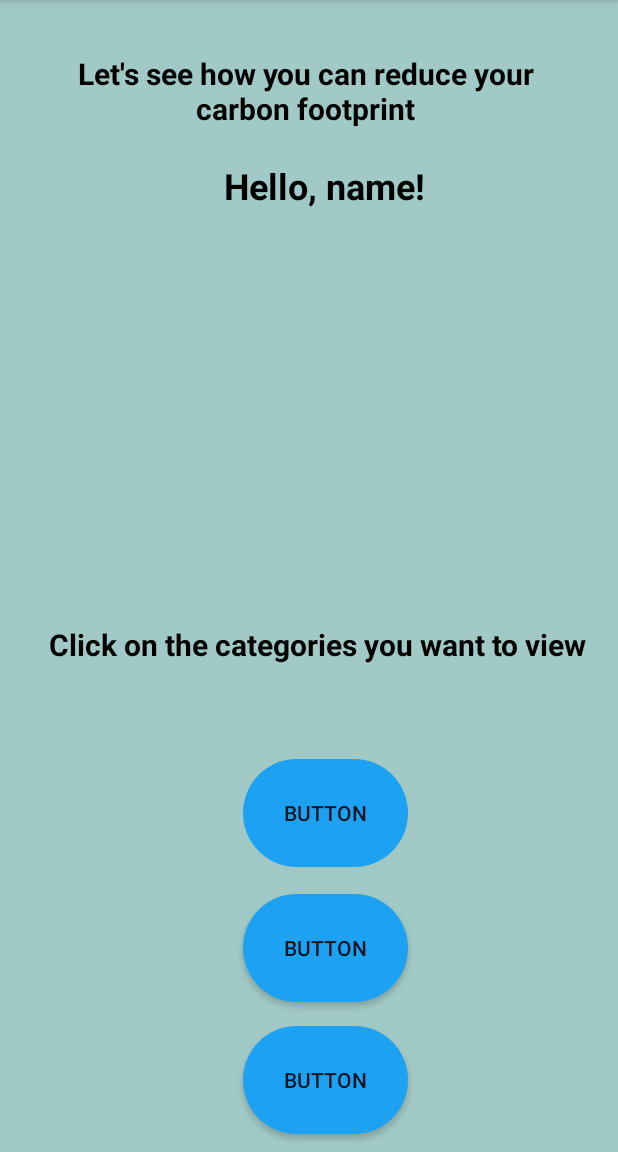
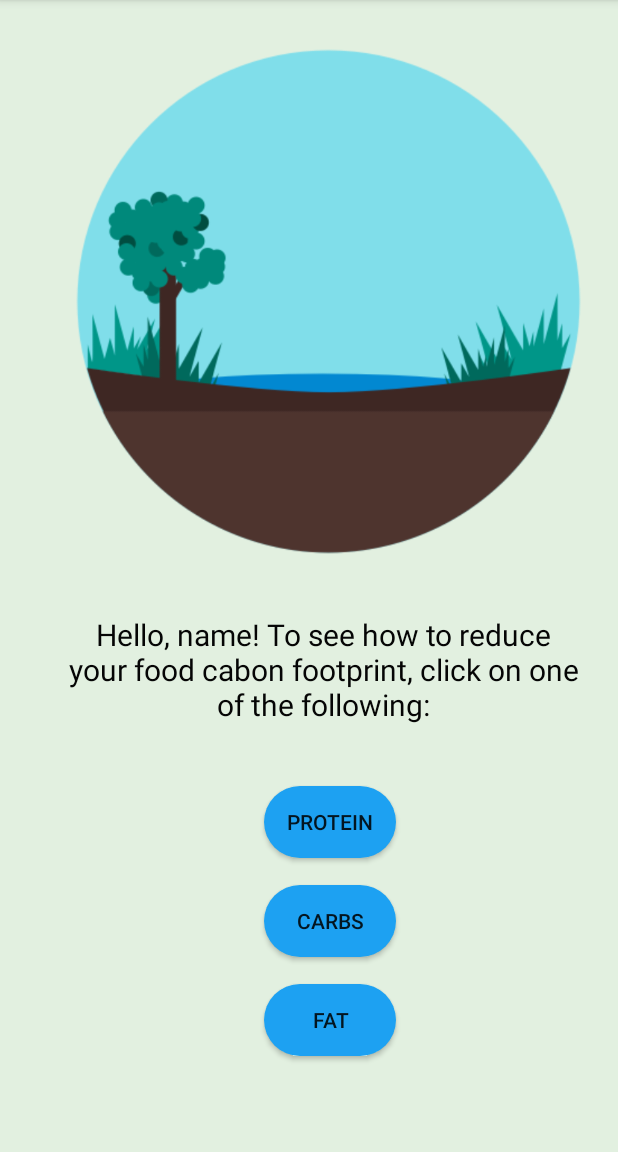
Before and after one commit to MarissaSalcido/EcoCart, an Android app: the screen it shows after launch (MainActivity), on a phone screen of 412 x 824 dp, the part 84-1236 px from its top. Run offline under Robolectric (Android 15) with nearby library versions, the phone set to English and light mode, and no system bars.

Commit message:
add activity_main.xml

```diff
--- a/app/build.gradle
+++ b/app/build.gradle
@@ -26,4 +26,6 @@ dependencies {
     testImplementation 'junit:junit:4.12'
     androidTestImplementation 'androidx.test.ext:junit:1.1.1'
     androidTestImplementation 'androidx.test.espresso:espresso-core:3.2.0'
+    implementation 'com.google.android.material:material:1.0.0'
+
 }
--- a/app/src/main/java/com/example/ecocart/MainActivity.java
+++ b/app/src/main/java/com/example/ecocart/MainActivity.java
@@ -10,7 +10,7 @@ public class MainActivity extends AppCompatActivity {
     @Override
     protected void onCreate(Bundle savedInstanceState) {
         super.onCreate(savedInstanceState);
-        setContentView(R.layout.main_page);
+        setContentView(R.layout.activity_main);
 
     }
 }
--- /dev/null
+++ b/app/src/main/res/drawable/main_button.xml
@@ -0,0 +1,6 @@
+<?xml version="1.0" encoding="utf-8"?>
+    <shape xmlns:android="http://schemas.android.com/apk/res/android"
+        android:shape="rectangle">
+        <solid android:color="#ff1da1f2"/>
+        <corners android:radius="50dp"/>
+    </shape>
--- a/app/src/main/res/layout/activity_main.xml
+++ b/app/src/main/res/layout/activity_main.xml
@@ -1,18 +1,76 @@
 <?xml version="1.0" encoding="utf-8"?>
-<androidx.constraintlayout.widget.ConstraintLayout xmlns:android="http://schemas.android.com/apk/res/android"
+<RelativeLayout xmlns:android="http://schemas.android.com/apk/res/android"
     xmlns:app="http://schemas.android.com/apk/res-auto"
     xmlns:tools="http://schemas.android.com/tools"
     android:layout_width="match_parent"
     android:layout_height="match_parent"
-    tools:context=".MainActivity">
+    android:background="#E2F0E0"
+    android:orientation="vertical">
+
+    <Button
+        android:id="@+id/button6"
+        android:layout_width="wrap_content"
+        android:layout_height="wrap_content"
+        android:layout_alignParentEnd="true"
+        android:layout_alignParentBottom="true"
+        android:layout_marginEnd="148dp"
+        android:layout_marginBottom="130dp"
+        android:background="@drawable/main_button"
+        android:gravity="clip_horizontal|center_horizontal|center_vertical"
+        android:text="Carbs" />
+
+    <Button
+        android:id="@+id/button7"
+        android:layout_width="wrap_content"
+        android:layout_height="wrap_content"
+        android:layout_alignParentEnd="true"
+        android:layout_alignParentBottom="true"
+        android:layout_marginEnd="148dp"
+        android:layout_marginBottom="64dp"
+        android:background="@drawable/main_button"
+        android:gravity="clip_horizontal|center_horizontal|center_vertical"
+        android:text="fat" />
+
+    <ImageView
+        android:id="@+id/imageView3"
+        android:layout_width="381dp"
+        android:layout_height="363dp"
+        android:layout_below="@id/textView6"
+        android:layout_alignParentStart="true"
+        android:layout_alignParentTop="true"
+        android:layout_alignParentEnd="true"
+        android:layout_alignParentBottom="true"
+        android:layout_centerHorizontal="true"
+        android:layout_marginStart="28dp"
+        android:layout_marginTop="1dp"
+        android:layout_marginEnd="2dp"
+        android:layout_marginBottom="367dp"
+        android:src="@drawable/tree2" />
 
     <TextView
+        android:id="@+id/textView6"
+        android:layout_width="344dp"
+        android:layout_height="104dp"
+        android:layout_alignParentStart="true"
+        android:layout_alignParentBottom="true"
+        android:layout_centerInParent="true"
+        android:layout_marginStart="43dp"
+        android:layout_marginBottom="269dp"
+        android:gravity="center"
+        android:text="Hello, name! To see how to reduce your food cabon footprint, click on one of the following:"
+        android:textColor="#FD030303"
+        android:textSize="20sp" />
+
+    <Button
+        android:id="@+id/button5"
         android:layout_width="wrap_content"
         android:layout_height="wrap_content"
-        android:text="Hello World!"
-        app:layout_constraintBottom_toBottomOf="parent"
-        app:layout_constraintLeft_toLeftOf="parent"
-        app:layout_constraintRight_toRightOf="parent"
-        app:layout_constraintTop_toTopOf="parent" />
+        android:layout_alignParentEnd="true"
+        android:layout_alignParentBottom="true"
+        android:layout_marginEnd="148dp"
+        android:layout_marginBottom="196dp"
+        android:background="@drawable/main_button"
+        android:gravity="clip_horizontal|center_horizontal|center_vertical"
+        android:text="protein" />
 
-</androidx.constraintlayout.widget.ConstraintLayout>
+</RelativeLayout>
--- a/app/src/main/res/layout/main_page.xml
+++ /dev/null
@@ -1,106 +0,0 @@
-<?xml version="1.0" encoding="utf-8"?>
-<RelativeLayout xmlns:android="http://schemas.android.com/apk/res/android"
-    xmlns:app="http://schemas.android.com/apk/res-auto"
-    xmlns:tools="http://schemas.android.com/tools"
-    android:layout_width="match_parent"
-    android:layout_height="match_parent"
-    android:background="#A1C9C5"
-    tools:context=".MainActivity">
-
-    <TextView
-        android:id="@+id/textView"
-        android:layout_width="wrap_content"
-        android:layout_height="wrap_content"
-        android:layout_below="@+id/imageView2"
-        android:layout_alignParentStart="true"
-        android:layout_centerInParent="true"
-        android:layout_marginStart="149dp"
-        android:layout_marginTop="-336dp"
-        android:background="#00313131"
-        android:gravity="center"
-        android:text="Hello, name!"
-        android:textColor="@android:color/black"
-        android:textSize="24sp"
-        android:textStyle="bold" />
-
-    <ImageView
-        android:id="@+id/imageView2"
-        android:layout_width="274dp"
-        android:layout_height="304dp"
-        android:layout_alignBottom="@+id/welcome2"
-        android:layout_alignParentStart="true"
-        android:layout_alignParentTop="true"
-        android:layout_centerHorizontal="true"
-        android:layout_marginStart="76dp"
-        android:layout_marginTop="126dp"
-        android:layout_marginBottom="13dp"
-        android:foregroundGravity="center"
-        tools:srcCompat="@drawable/tree_icon" />
-
-    <TextView
-        android:id="@+id/welcome"
-        android:layout_width="355dp"
-        android:layout_height="wrap_content"
-        android:layout_alignParentStart="true"
-        android:layout_alignParentTop="true"
-        android:layout_centerHorizontal="true"
-        android:layout_marginStart="26dp"
-        android:layout_marginTop="35dp"
-        android:gravity="center"
-        android:text="Let's see how you can reduce your carbon footprint"
-        android:textColor="#000000"
-        android:textSize="20sp"
-        android:textStyle="bold" />
-
-    <TextView
-        android:id="@+id/welcome2"
-        android:layout_width="wrap_content"
-        android:layout_height="wrap_content"
-        android:layout_alignParentStart="true"
-        android:layout_alignParentTop="true"
-        android:layout_centerHorizontal="true"
-        android:layout_marginStart="32dp"
-        android:layout_marginTop="416dp"
-        android:gravity="center"
-        android:text="Click on the categories you want to view"
-        android:textColor="#000000"
-        android:textSize="20sp"
-        android:textStyle="bold" />
-
-    <Button
-        android:id="@+id/button"
-        android:layout_width="110dp"
-        android:layout_height="72dp"
-        android:layout_alignParentEnd="true"
-        android:layout_alignParentBottom="true"
-        android:layout_marginEnd="140dp"
-        android:layout_marginBottom="190dp"
-        android:background="@drawable/button"
-        android:gravity="center"
-        android:text="Button" />
-
-    <Button
-        android:id="@+id/button4"
-        android:layout_width="110dp"
-        android:layout_height="72dp"
-        android:layout_alignParentEnd="true"
-        android:layout_alignParentBottom="true"
-        android:layout_marginEnd="140dp"
-        android:layout_marginBottom="100dp"
-        android:background="@drawable/button"
-        android:gravity="center"
-        android:text="Button" />
-
-    <Button
-        android:id="@+id/button5"
-        android:layout_width="110dp"
-        android:layout_height="72dp"
-        android:layout_alignParentEnd="true"
-        android:layout_alignParentBottom="true"
-        android:layout_marginEnd="140dp"
-        android:layout_marginBottom="12dp"
-        android:background="@drawable/button"
-        android:gravity="center"
-        android:text="Button" />
-
-</RelativeLayout>
```
Also changed, not shown: app/src/main/res/layout/start_page.xml (+53 -59 lines), app/src/main/res/drawable/tree2.png (added).
